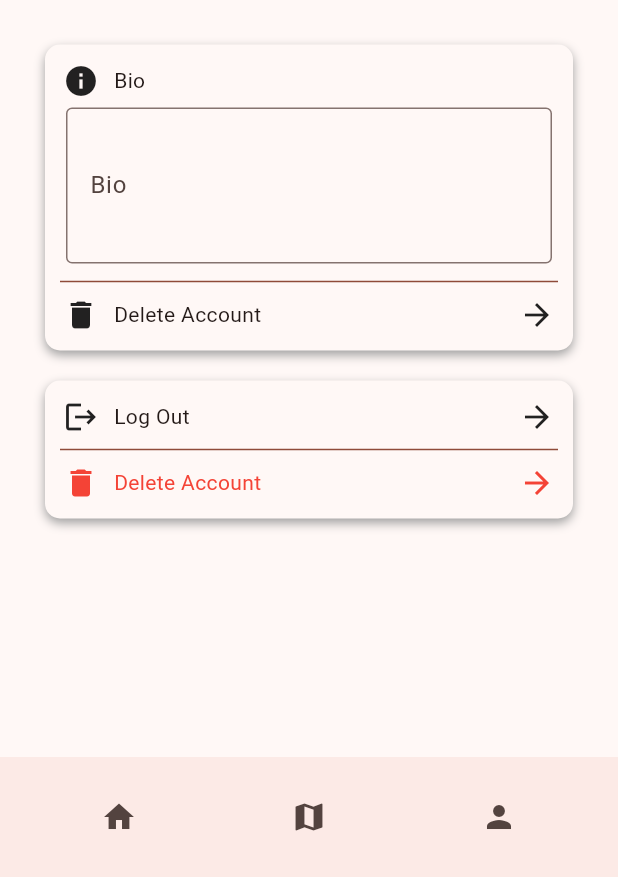
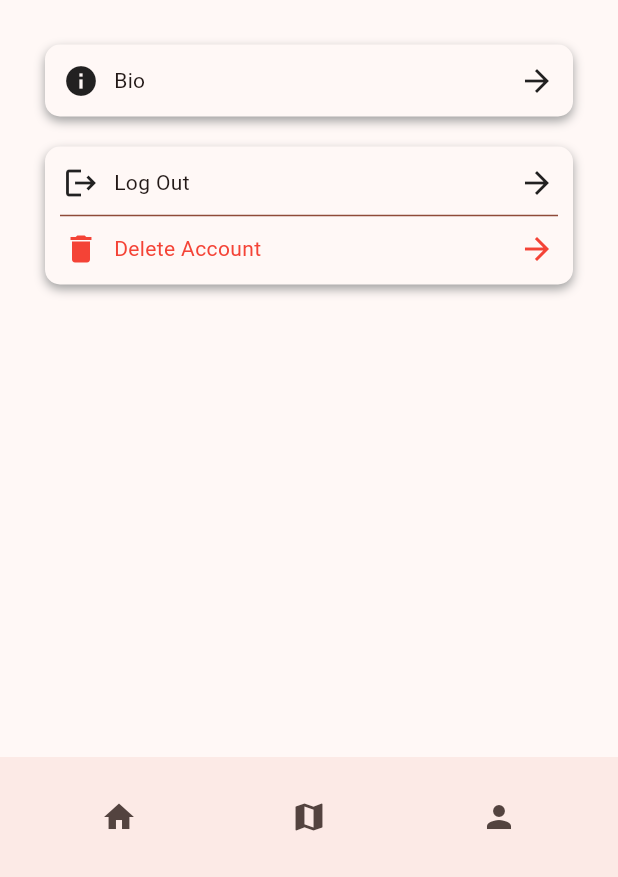
Before and after one commit to YuDavidCao/HooHacks, a Flutter app: the ProfilePage screen opened directly, on a phone screen of 412 x 824 dp, the part 359-1236 px from its top. Run offline on Flutter 3.47's test engine with Material 3 defaults, Android fonts, the phone set to English and light mode, and no system bars; our stand-ins replace firebase_auth, firebase_core, geolocator, google_maps_flutter; accounts and stored records are empty; generated files the repository leaves out were written again.

Commit message:
added edit profile page

```diff
--- a/hoohacks_flutter/lib/home_page.dart
+++ b/hoohacks_flutter/lib/home_page.dart
@@ -12,7 +12,10 @@ class _HomePageState extends State<HomePage> {
   @override
   Widget build(BuildContext context) {
     return Scaffold(
-      body: ListView(),
+      body: ListView(children: [
+
+        ],
+      ),
       bottomNavigationBar: GlobalBottomNavigationBar(pageName: "HomePage"),
     );
   }
--- a/hoohacks_flutter/lib/map_page.dart
+++ b/hoohacks_flutter/lib/map_page.dart
@@ -5,6 +5,7 @@ import 'dart:async';
 
 import 'package:hoohacks/create_activity_page.dart';
 import 'package:hoohacks/filter_sheet.dart';
+import 'package:hoohacks/global_bottom_navigation_bar.dart';
 
 class MapPage extends StatefulWidget {
   const MapPage({super.key});
@@ -265,6 +266,7 @@ class MapPageState extends State<MapPage> with TickerProviderStateMixin {
         },
         child: const Icon(Icons.my_location),
       ),
+      bottomNavigationBar: GlobalBottomNavigationBar(pageName: "MapPage"),
     );
   }
 }
--- a/hoohacks_flutter/lib/profile_page.dart
+++ b/hoohacks_flutter/lib/profile_page.dart
@@ -1,5 +1,6 @@
 import 'package:flutter/material.dart';
 import 'package:hoohacks/constant.dart';
+import 'package:hoohacks/edit_profile_info_page.dart';
 import 'package:hoohacks/firebase/firebase_auth.dart';
 import 'package:hoohacks/global_bottom_navigation_bar.dart';
 
@@ -48,9 +49,14 @@ class _ProfilePageState extends State<ProfilePage> {
                   GestureDetector(
                     behavior: HitTestBehavior.opaque,
                     onTap: () {
-                      signOut();
+                      Navigator.push(
+                        context,
+                        MaterialPageRoute(
+                          builder: (context) => const EditProfileInfoPage(),
+                        ),
+                      );
                     },
-                    child: const Padding(
+                    child: Padding(
                       padding: EdgeInsets.all(2),
                       child: Row(
                         mainAxisAlignment: MainAxisAlignment.spaceBetween,
@@ -60,37 +66,6 @@ class _ProfilePageState extends State<ProfilePage> {
                               Icon(Icons.info),
                               SizedBox(width: 10),
                               Text("Bio"),
-                            ],
-                          ),
-                        ],
-                      ),
-                    ),
-                  ),
-                  Padding(
-                    padding: const EdgeInsets.all(4),
-                    child: TextField(
-                      controller: bioEditingController,
-                      maxLines: 3,
-                      decoration: InputDecoration(
-                        labelText: "Bio",
-                        border: const OutlineInputBorder(),
-                      ),
-                    ),
-                  ),
-                  Divider(color: Theme.of(context).colorScheme.primary),
-                  GestureDetector(
-                    behavior: HitTestBehavior.opaque,
-                    onTap: () async {},
-                    child: const Padding(
-                      padding: EdgeInsets.all(2),
-                      child: Row(
-                        mainAxisAlignment: MainAxisAlignment.spaceBetween,
-                        children: [
-                          Row(
-                            children: [
-                              Icon(Icons.delete),
-                              SizedBox(width: 10),
-                              Text("Delete Account"),
                             ],
                           ),
                           Icon(Icons.arrow_forward),
```
Also changed, not shown: hoohacks_flutter/lib/edit_profile_info_page.dart (added, +102 -0 lines), hoohacks_flutter/lib/firebase/firebase_firestore.dart (added).
